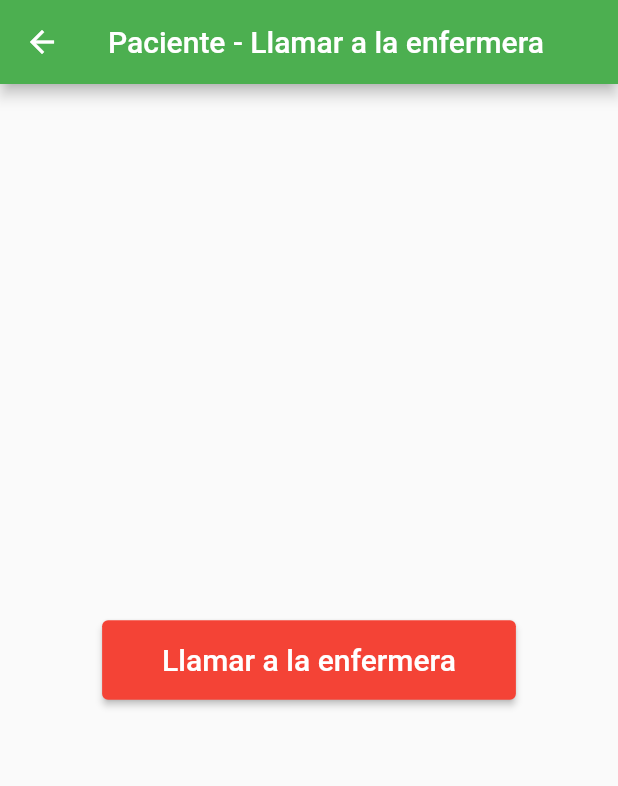
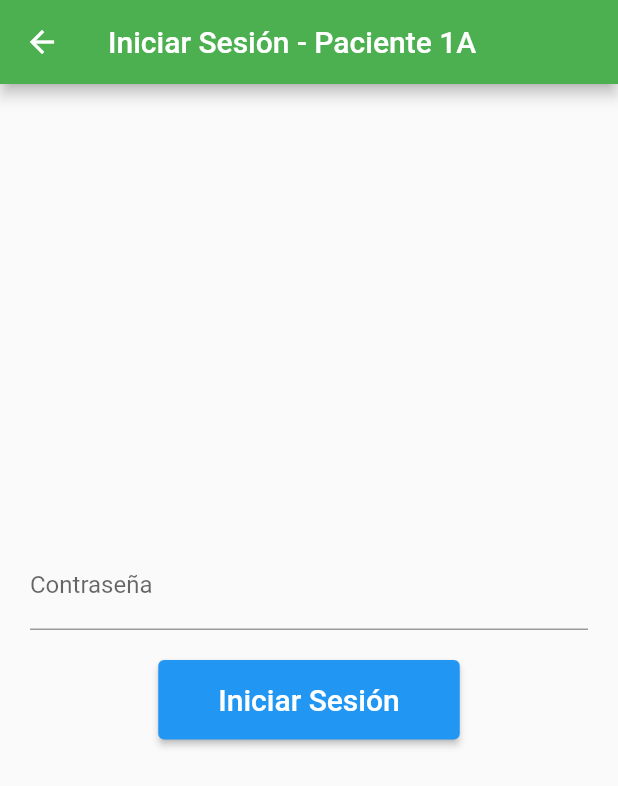
Before and after one commit to manuel2005225/8-camas-, a Flutter app: the screen it shows after launch, after a tap on "Paciente", on a phone screen of 412 x 824 dp. Shown: the top 786 px of the screen. Run offline on Flutter 3.47's test engine with Material 2 defaults, Android fonts, the phone set to English and light mode, and no system bars.

Commit message:
Version 4

```diff
--- a/flutter_application_app/lib/main.dart
+++ b/flutter_application_app/lib/main.dart
@@ -32,14 +32,14 @@ class UserTypeSelection extends StatelessWidget {
           children: [
             ElevatedButton(
               style: ElevatedButton.styleFrom(
-                primary: Colors.blue,
+                primary: const Color.fromRGBO(0, 219, 143, 86),
                 onPrimary: Colors.white,
                 padding: EdgeInsets.symmetric(horizontal: 40, vertical: 15),
               ),
               onPressed: () {
                 Navigator.push(
                   context,
-                  MaterialPageRoute(builder: (context) => PatientInterface()),
+                  MaterialPageRoute(builder: (context) => PatientLogin('1A')),
                 );
               },
               child: Text('Paciente', style: TextStyle(fontSize: 20)),
@@ -47,7 +47,7 @@ class UserTypeSelection extends StatelessWidget {
             SizedBox(height: 20),
             ElevatedButton(
               style: ElevatedButton.styleFrom(
-                primary: Colors.blue,
+                primary: const Color.fromRGBO(0, 219, 143, 86),
                 onPrimary: Colors.white,
                 padding: EdgeInsets.symmetric(horizontal: 40, vertical: 15),
               ),
@@ -66,12 +66,84 @@ class UserTypeSelection extends StatelessWidget {
   }
 }
 
-class PatientInterface extends StatelessWidget {
+class PatientLogin extends StatefulWidget {
+  final String patientId;
+
+  PatientLogin(this.patientId);
+
+  @override
+  _PatientLoginState createState() => _PatientLoginState();
+}
+
+class _PatientLoginState extends State<PatientLogin> {
+  TextEditingController _passwordController = TextEditingController();
+  String _errorMessage = '';
+
+  void _login() {
+    String expectedPassword = 'paciente_${widget.patientId}';
+    if (_passwordController.text == expectedPassword) {
+      Navigator.push(
+        context,
+        MaterialPageRoute(
+            builder: (context) => PatientInterface(widget.patientId)),
+      );
+    } else {
+      setState(() {
+        _errorMessage = 'Contraseña incorrecta. Inténtelo de nuevo.';
+      });
+    }
+  }
+
   @override
   Widget build(BuildContext context) {
     return Scaffold(
       appBar: AppBar(
-        title: Text('Paciente - Llamar a la enfermera'),
+        title: Text('Iniciar Sesión - Paciente ${widget.patientId}'),
+      ),
+      body: Padding(
+        padding: EdgeInsets.all(20),
+        child: Column(
+          mainAxisAlignment: MainAxisAlignment.center,
+          children: [
+            TextField(
+              controller: _passwordController,
+              decoration: InputDecoration(
+                labelText: 'Contraseña',
+              ),
+              obscureText: true,
+            ),
+            SizedBox(height: 20),
+            ElevatedButton(
+              onPressed: _login,
+              style: ElevatedButton.styleFrom(
+                primary: Colors.blue,
+                onPrimary: Colors.white,
+                padding: EdgeInsets.symmetric(horizontal: 40, vertical: 15),
+              ),
+              child: Text('Iniciar Sesión', style: TextStyle(fontSize: 20)),
+            ),
+            SizedBox(height: 10),
+            Text(
+              _errorMessage,
+              style: TextStyle(color: Colors.red),
+            ),
+          ],
+        ),
+      ),
+    );
+  }
+}
+
+class PatientInterface extends StatelessWidget {
+  final String patientId;
+
+  PatientInterface(this.patientId);
+
+  @override
+  Widget build(BuildContext context) {
+    return Scaffold(
+      appBar: AppBar(
+        title: Text('Paciente $patientId - Llamar a la enfermera'),
       ),
       body: Center(
         child: ElevatedButton(
@@ -166,42 +238,48 @@ class _NurseLoginState extends State<NurseLogin> {
   }
 }
 
-class NurseInterface extends StatelessWidget {
+class NurseInterface extends StatefulWidget {
+  @override
+  _NurseInterfaceState createState() => _NurseInterfaceState();
+}
+
+class _NurseInterfaceState extends State<NurseInterface> {
   final List<Map<String, dynamic>> patients = List.generate(8, (index) {
     List<String> names = [
       'Juan',
-      'María',
-      'José',
-      'Ana',
+      'Maria',
       'Carlos',
       'Laura',
       'Pedro',
-      'Rosa'
+      'Ana',
+      'Sofia',
+      'Diego'
     ];
     return {
       'name': names[index],
       'condition': () {
-        Random random = Random();
-        List<String> conditions = ['Estable', 'Grave', 'Crítica'];
-        int index = random.nextInt(3);
-        return conditions[index];
+        List<String> conditions = ['Estable', 'Grave', 'Crítico'];
+        return conditions[Random().nextInt(conditions.length)];
       }(),
-      'calling': false,
+      'calling': Random().nextBool(),
     };
   });
 
   String _getRandomCondition() {
-    Random random = Random();
-    List<String> conditions = ['Estable', 'Grave', 'Crítica'];
-    int index = random.nextInt(3);
-    return conditions[index];
+    List<String> conditions = ['Estable', 'Grave', 'Crítico'];
+    return conditions[Random().nextInt(conditions.length)];
   }
 
   List<String> _getRandomCalls() {
     List<String> randomCalls = [];
     Random random = Random();
-    for (int i = 0; i < 3; i++) {
-      int index = random.nextInt(patients.length);
+    int numCalls =
+        random.nextInt(8) + 1; // Número aleatorio de llamadas entre 1 y 8
+    Set<int> indices = Set();
+    while (indices.length < numCalls) {
+      indices.add(random.nextInt(patients.length));
+    }
+    for (var index in indices) {
       randomCalls.add(patients[index]['name']);
     }
     return randomCalls;
```
